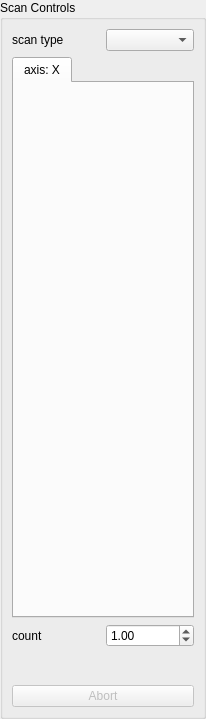
First picture: the form in spectromicroscopy/smpgui/ui_scancontrols.ui, repository praxes/praxes, before the edit.
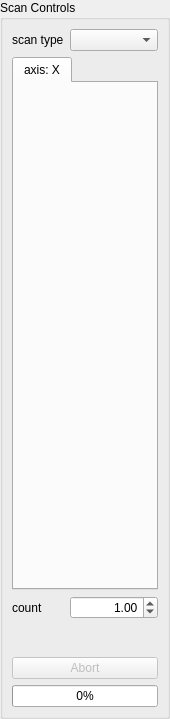
Second picture: the form after the edit.

```diff
--- a/spectromicroscopy/smpgui/ui_scancontrols.ui
+++ b/spectromicroscopy/smpgui/ui_scancontrols.ui
@@ -5,12 +5,12 @@
    <rect>
     <x>0</x>
     <y>0</y>
-    <width>206</width>
+    <width>161</width>
     <height>719</height>
    </rect>
   </property>
   <property name="sizePolicy" >
-   <sizepolicy vsizetype="Expanding" hsizetype="Preferred" >
+   <sizepolicy vsizetype="Expanding" hsizetype="Minimum" >
     <horstretch>0</horstretch>
     <verstretch>0</verstretch>
    </sizepolicy>
@@ -129,6 +129,9 @@
           <verstretch>0</verstretch>
          </sizepolicy>
         </property>
+        <property name="alignment" >
+         <set>Qt::AlignRight|Qt::AlignTrailing|Qt::AlignVCenter</set>
+        </property>
         <property name="minimum" >
          <double>-10000000000.000000000000000</double>
         </property>
@@ -172,6 +175,13 @@
         </property>
        </widget>
       </item>
+      <item row="5" column="0" colspan="2" >
+       <widget class="QProgressBar" name="progressBar" >
+        <property name="value" >
+         <number>0</number>
+        </property>
+       </widget>
+      </item>
      </layout>
     </widget>
    </item>
```
